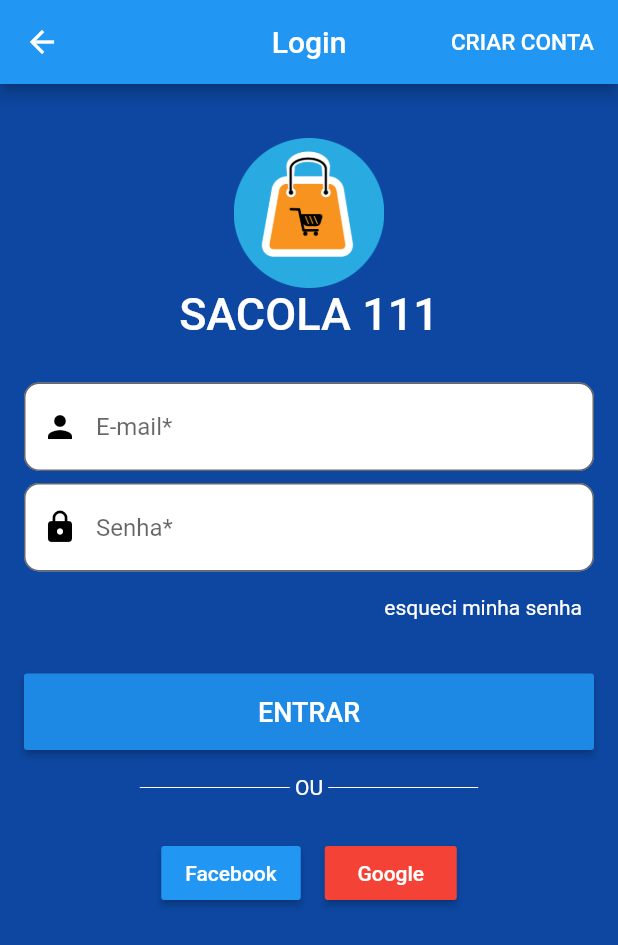
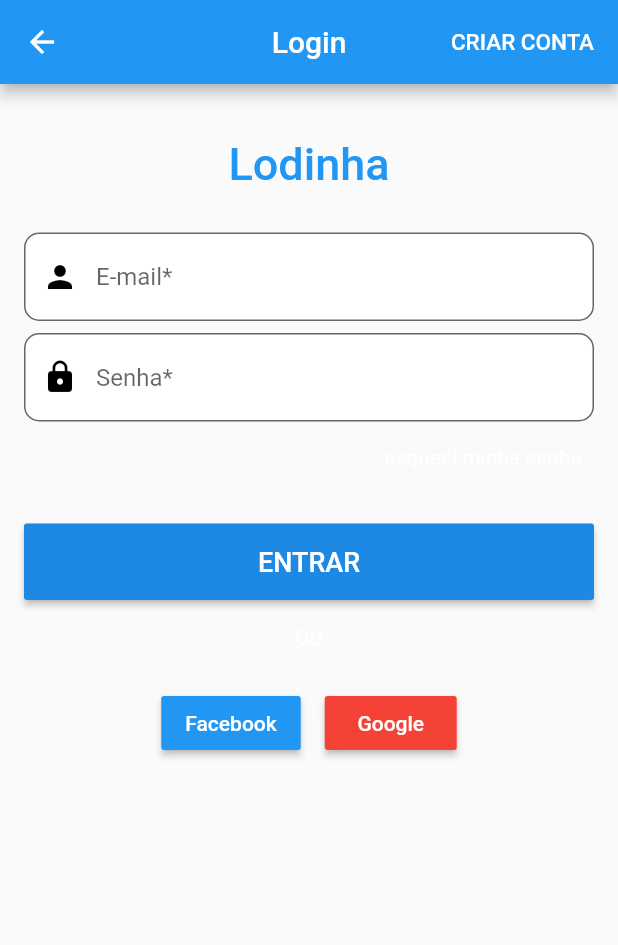
Before and after one commit to LucssCarvalho/ecommerce, a Flutter app: the screen it shows after launch, in the side drawer, after a tap on "Entre ou cadastre-se", on a phone screen of 412 x 824 dp. Shown: the top 945 px of the screen. Run offline on Flutter 3.47's test engine with Material 2 defaults, Android fonts, the phone set to English and light mode, and no system bars; our stand-ins replace carousel_pro, cloud_firestore, firebase_auth; missing offline and left inert: dart:ffi; accounts and stored records are empty.

Commit message:
add updates

```diff
--- a/lib/Screens/login_screen.dart
+++ b/lib/Screens/login_screen.dart
@@ -42,7 +42,7 @@
         ],
       ),
       body: Container(
-        color: Colors.blue[900],
+        // color: Colors.blue[900],
         child: ScopedModelDescendant<UserModel>(
           builder: (context, child, model) {
             if (model.isLoading)
@@ -72,21 +72,21 @@
                         padding: const EdgeInsets.all(20.0),
                         child: Column(
                           children: <Widget>[
-                            Container(
-                              height: 100,
-                              width: 100,
-                              decoration: BoxDecoration(
-                                image: DecorationImage(
-                                  image: AssetImage(
-                                      'assets/images/logo_sacola.png'),
-                                ),
-                              ),
-                            ),
+                            // Container(
+                            //   height: 100,
+                            //   width: 100,
+                            //   decoration: BoxDecoration(
+                            //     image: DecorationImage(
+                            //       image: AssetImage(
+                            //           'assets/images/logo_sacola.png'),
+                            //     ),
+                            //   ),
+                            // ),
                             Text(
-                              'SACOLA 111',
+                              'Lodinha',
                               style: TextStyle(
                                 fontSize: 30,
-                                color: Colors.white,
+                                color: Colors.blue,
                                 fontWeight: FontWeight.w500,
                               ),
                             )
--- a/lib/Screens/product_screen.dart
+++ b/lib/Screens/product_screen.dart
@@ -25,6 +25,7 @@
   @override
   Widget build(BuildContext context) {
     return Scaffold(
+      key: _scaffoldKey,
       floatingActionButton: CartButton(),
       appBar: AppBar(
         title: Text(product.title),
@@ -133,7 +134,7 @@
                                 cartProduct.pid = product.id;
                                 cartProduct.category = product.category;
 
-                                _onFail(context);
+                                _openSnack(context, product);
 
                                 CartModel.of(context).addCartItem(cartProduct);
                               } else {
@@ -178,8 +179,10 @@
     );
   }
 
-  void _onFail(BuildContext context) {
-    final snackBar = SnackBar(content: Text('Are you talkin\' to me?'));
+  void _openSnack(BuildContext context, ProductModal productModal) {
+    final snackBar = SnackBar(
+        content: Text('Item adicionado ao carrinho ${productModal.title}'));
+    _scaffoldKey.currentState.removeCurrentSnackBar();
     _scaffoldKey.currentState.showSnackBar(snackBar);
   }
 }
--- a/lib/tabs/home_tab.dart
+++ b/lib/tabs/home_tab.dart
@@ -25,42 +25,42 @@
             } else {
               return Column(
                 children: <Widget>[
-                  !model.isLogged()
-                      ? Row(
-                          children: <Widget>[],
-                        )
-                      : Container(
-                          padding: EdgeInsets.all(15),
-                          child: Column(
-                            crossAxisAlignment: CrossAxisAlignment.start,
-                            children: <Widget>[
-                              Text(
-                                'olá, ${!model.isLoggedIn() ? "" : model.userData["name"]}',
-                                style: TextStyle(
-                                    fontWeight: FontWeight.w500, fontSize: 20),
-                              ),
-                              Container(
-                                padding: EdgeInsets.only(top: 8),
-                                child: Row(
-                                  children: <Widget>[
-                                    Text(
-                                      'Saldo disponível:',
-                                      style: TextStyle(
-                                          fontSize: 18, color: Colors.blue),
-                                    ),
-                                    Text(
-                                      'R\$:0,00',
-                                      style: TextStyle(
-                                          fontWeight: FontWeight.w500,
-                                          fontSize: 20,
-                                          color: Colors.blue[600]),
-                                    ),
-                                  ],
-                                ),
-                              ),
-                            ],
-                          ),
-                        ),
+                  // !model.isLogged()
+                  //     ? Row(
+                  //         children: <Widget>[],
+                  //       )
+                  //     : Container(
+                  //         padding: EdgeInsets.all(15),
+                  //         child: Column(
+                  //           crossAxisAlignment: CrossAxisAlignment.start,
+                  //           children: <Widget>[
+                  //             Text(
+                  //               'olá, ${!model.isLoggedIn() ? "" : model.userData["name"]}',
+                  //               style: TextStyle(
+                  //                   fontWeight: FontWeight.w500, fontSize: 20),
+                  //             ),
+                  //             Container(
+                  //               padding: EdgeInsets.only(top: 8),
+                  //               child: Row(
+                  //                 children: <Widget>[
+                  //                   Text(
+                  //                     'Saldo disponível:',
+                  //                     style: TextStyle(
+                  //                         fontSize: 18, color: Colors.blue),
+                  //                   ),
+                  //                   Text(
+                  //                     'R\$: ${model.userData["value"].toStringAsFixed(2)}',
+                  //                     style: TextStyle(
+                  //                         fontWeight: FontWeight.w500,
+                  //                         fontSize: 20,
+                  //                         color: Colors.blue[600]),
+                  //                   ),
+                  //                 ],
+                  //               ),
+                  //             ),
+                  //           ],
+                  //         ),
+                  //       ),
                   Expanded(
                     child: ListView(
                       children: snapshop.data.documents.map((doc) {
--- a/lib/widgets/custom_drawer.dart
+++ b/lib/widgets/custom_drawer.dart
@@ -41,25 +41,22 @@
                           left: 0,
                           child: Row(
                             children: <Widget>[
-                              Container(
-                                height: 50,
-                                width: 50,
-                                decoration: BoxDecoration(
-                                  image: DecorationImage(
-                                    image: AssetImage(
-                                        'assets/images/logo_sacola.png'),
-                                  ),
-                                ),
-                              ),
-                              Padding(
-                                padding: const EdgeInsets.all(8.0),
-                                child: Text(
-                                  'Sacola 111',
-                                  style: TextStyle(
-                                      fontSize: 35,
-                                      fontWeight: FontWeight.bold,
-                                      color: Colors.blue),
-                                ),
+                              // Container(
+                              //   height: 50,
+                              //   width: 50,
+                              //   decoration: BoxDecoration(
+                              //     image: DecorationImage(
+                              //       image: AssetImage(
+                              //           'assets/images/logo_sacola.png'),
+                              //     ),
+                              //   ),
+                              // ),
+                              Text(
+                                'LODINHA',
+                                style: TextStyle(
+                                    fontSize: 35,
+                                    fontWeight: FontWeight.bold,
+                                    color: Colors.blue),
                               ),
                             ],
                           ),
```
